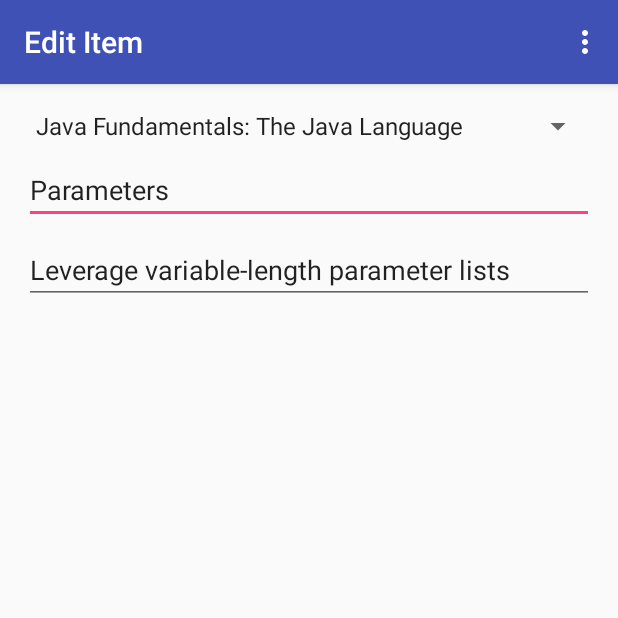
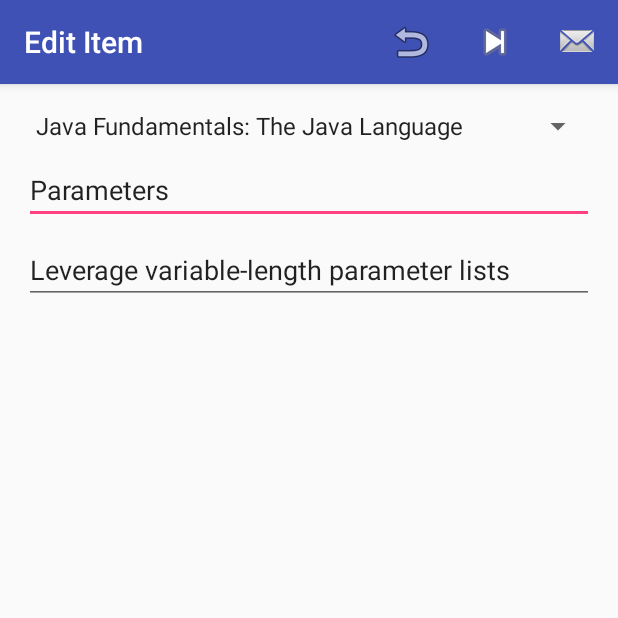
Before and after one commit to rbgautam/AndroidProgramming, an Android app: the screen it shows after launch (ShoppingActivity), after a tap on "Java Fundamentals: The Java Language", on a phone screen of 412 x 824 dp, the top half of it. Run offline under Robolectric (Android 15) with nearby library versions, the phone set to English and light mode, and no system bars.

Commit message:
Added Option menu on appbar

```diff
--- a/ShoppingList/app/src/main/AndroidManifest.xml
+++ b/ShoppingList/app/src/main/AndroidManifest.xml
@@ -6,7 +6,6 @@
         android:allowBackup="true"
         android:icon="@mipmap/ic_launcher"
         android:label="@string/app_name"
-        android:roundIcon="@mipmap/ic_launcher_round"
         android:supportsRtl="true"
         android:theme="@style/AppTheme">
         <activity
--- a/ShoppingList/app/src/main/java/us/forgeinnovations/deltaman/ui/ProductRecyclerAdapter.java
+++ b/ShoppingList/app/src/main/java/us/forgeinnovations/deltaman/ui/ProductRecyclerAdapter.java
@@ -18,25 +18,26 @@ import us.forgeinnovations.deltaman.notes.NoteInfo;
 
 public class ProductRecyclerAdapter extends RecyclerView.Adapter<ProductRecyclerAdapter.ViewHolder>  {
     private final Context mContext;
+    private final List<NoteInfo> mNotes;
     private final LayoutInflater mLayoutInflater;
-    private final List<NoteInfo> mNotes;
-    public ProductRecyclerAdapter(Context mContext, List<NoteInfo> mNotes) {
-        this.mContext = mContext;
+
+    public ProductRecyclerAdapter(Context context, List<NoteInfo> notes) {
+        mContext = context;
+        mNotes = notes;
         mLayoutInflater = LayoutInflater.from(mContext);
-        this.mNotes = mNotes;
     }
 
     @Override
     public ViewHolder onCreateViewHolder(ViewGroup parent, int viewType) {
-        View productView = mLayoutInflater.inflate(R.layout.item_product_list ,parent, false);
-        return new ViewHolder(productView);
+        View itemView = mLayoutInflater.inflate(R.layout.item_product_list, parent, false);
+        return new ViewHolder(itemView);
     }
 
     @Override
     public void onBindViewHolder(ViewHolder holder, int position) {
-        NoteInfo note =  mNotes.get(position);
-        holder.mTextTitle.setText(note.getCourse().getTitle());
-        holder.mTextDesc.setText(note.getTitle());
+        NoteInfo note = mNotes.get(position);
+        holder.mTextCourse.setText(note.getCourse().getTitle());
+        holder.mTextTitle.setText(note.getTitle());
         holder.mCurrentPosition = position;
     }
 
@@ -45,31 +46,25 @@ public class ProductRecyclerAdapter extends RecyclerView.Adapter<ProductRecycler
         return mNotes.size();
     }
 
-    public class ViewHolder extends RecyclerView.ViewHolder{
+    public class ViewHolder extends RecyclerView.ViewHolder {
 
+        public final TextView mTextCourse;
         public final TextView mTextTitle;
-        public final TextView mTextDesc;
-        private int mCurrentPosition;
+        public int mCurrentPosition;
 
         public ViewHolder(View itemView) {
             super(itemView);
-            mTextTitle = (TextView)itemView.findViewById(R.id.textTitle);
-            mTextDesc = (TextView) itemView.findViewById(R.id.textDesc);
+            mTextCourse = (TextView) itemView.findViewById(R.id.textTitle);
+            mTextTitle = (TextView) itemView.findViewById(R.id.textDesc);
 
             itemView.setOnClickListener(new View.OnClickListener() {
-                    @Override
-                    public void onClick(View view) {
-                        Intent launchProdDetails  = new Intent(mContext,ShoppingActivity.class);
-                        launchProdDetails.putExtra(ShoppingActivity.ITEM_POSITION, mCurrentPosition);
-
-                        mContext.startActivity(launchProdDetails);
-                    }
+                @Override
+                public void onClick(View v) {
+                    Intent intent = new Intent(mContext, ShoppingActivity.class);
+                    intent.putExtra(ShoppingActivity.ITEM_POSITION , mCurrentPosition);
+                    mContext.startActivity(intent);
                 }
-            );
-
+            });
         }
-
-
-
     }
 }
--- a/ShoppingList/app/src/main/java/us/forgeinnovations/deltaman/ui/ShoppingActivity.java
+++ b/ShoppingList/app/src/main/java/us/forgeinnovations/deltaman/ui/ShoppingActivity.java
@@ -32,7 +32,6 @@ public class ShoppingActivity extends AppCompatActivity {
     private Spinner mSpinnerShoppingType;
     private EditText mTextItemName;
     private EditText mTextItemDesc;
-    private int mNotePosition;
     private boolean mIsCanceling;
     private ArrayAdapter<CourseInfo> mAdapterCourses;
     private String mOriginalNoteCourseId;
@@ -100,8 +99,8 @@ public class ShoppingActivity extends AppCompatActivity {
 
     private void createNewNote() {
         DataManager dm = DataManager.getInstance();
-        mNotePosition = dm.createNewNote();
-        mItem = dm.getNotes().get(mNotePosition);
+        mItemPosition = dm.createNewNote();
+        mItem = dm.getNotes().get(mItemPosition);
     }
 
     private void displayNote(Spinner shoppingType, EditText textItemName, EditText textItemDesc) {
@@ -159,6 +158,9 @@ public class ShoppingActivity extends AppCompatActivity {
             finish();
         }
 
+        if(id == R.id.action_next) {
+            moveNext();
+        }
         return super.onOptionsItemSelected(item);
     }
 
@@ -173,7 +175,7 @@ public class ShoppingActivity extends AppCompatActivity {
         super.onPause();
         if(mIsCanceling){
             if(mIsNewNote){
-                DataManager.getInstance().removeNote(mNotePosition);
+                DataManager.getInstance().removeNote(mItemPosition);
             }else{
                 restoreOriginalValues();
             }
@@ -195,6 +197,24 @@ public class ShoppingActivity extends AppCompatActivity {
         mItem.setText(mTextItemDesc.getText().toString());
     }
 
+    @Override
+    public boolean onPrepareOptionsMenu(Menu menu) {
+        MenuItem item = menu.findItem(R.id.action_next);
+        int lastNoteIndex = DataManager.getInstance().getNotes().size() - 1;
+        item.setEnabled(mItemPosition < lastNoteIndex);
+        return super.onPrepareOptionsMenu(menu);
+    }
+
+    private void moveNext() {
+        saveNote();
+
+        ++mItemPosition;
+        mItem = DataManager.getInstance().getNotes().get(mItemPosition);
+
+        saveOriginalNotesValues();
+        displayNote(mSpinnerShoppingType, mTextItemName, mTextItemDesc);
+        invalidateOptionsMenu();
+    }
     private void sendEmail() {
         CourseInfo course = (CourseInfo) mSpinnerShoppingType.getSelectedItem();
         String subject = mTextItemName.getText().toString();
--- a/ShoppingList/app/src/main/res/menu/menu_shopping.xml
+++ b/ShoppingList/app/src/main/res/menu/menu_shopping.xml
@@ -4,10 +4,20 @@
     tools:context="us.forgeinnovations.deltaman.ui.ShoppingActivity">
     <item
         android:id="@+id/action_cancel"
+        android:icon="@android:drawable/ic_menu_revert"
         android:orderInCategory="100"
-        android:title="@android:string/cancel" />
+        android:title="@android:string/cancel"
+        app:showAsAction="ifRoom|withText" />
+    <item
+        android:id="@+id/action_next"
+        android:icon="@android:drawable/ic_media_next"
+        android:orderInCategory="101"
+        android:title="Next"
+        app:showAsAction="ifRoom|withText" />
     <item
         android:id="@+id/action_send_mail"
-        android:orderInCategory="101"
-        android:title="@string/action_send_email" />
+        android:icon="@android:drawable/sym_action_email"
+        android:orderInCategory="102"
+        android:title="@string/action_send_email"
+        app:showAsAction="ifRoom|withText" />
 </menu>
--- a/ShoppingList/build.gradle
+++ b/ShoppingList/build.gradle
@@ -5,7 +5,7 @@ buildscript {
         jcenter()
     }
     dependencies {
-        classpath 'com.android.tools.build:gradle:2.3.3'
+        classpath 'com.android.tools.build:gradle:2.3.1'
 
         // NOTE: Do not place your application dependencies here; they belong
         // in the individual module build.gradle files
```
Also changed, not shown: ShoppingList/app/build.gradle (+5 -5 lines).
